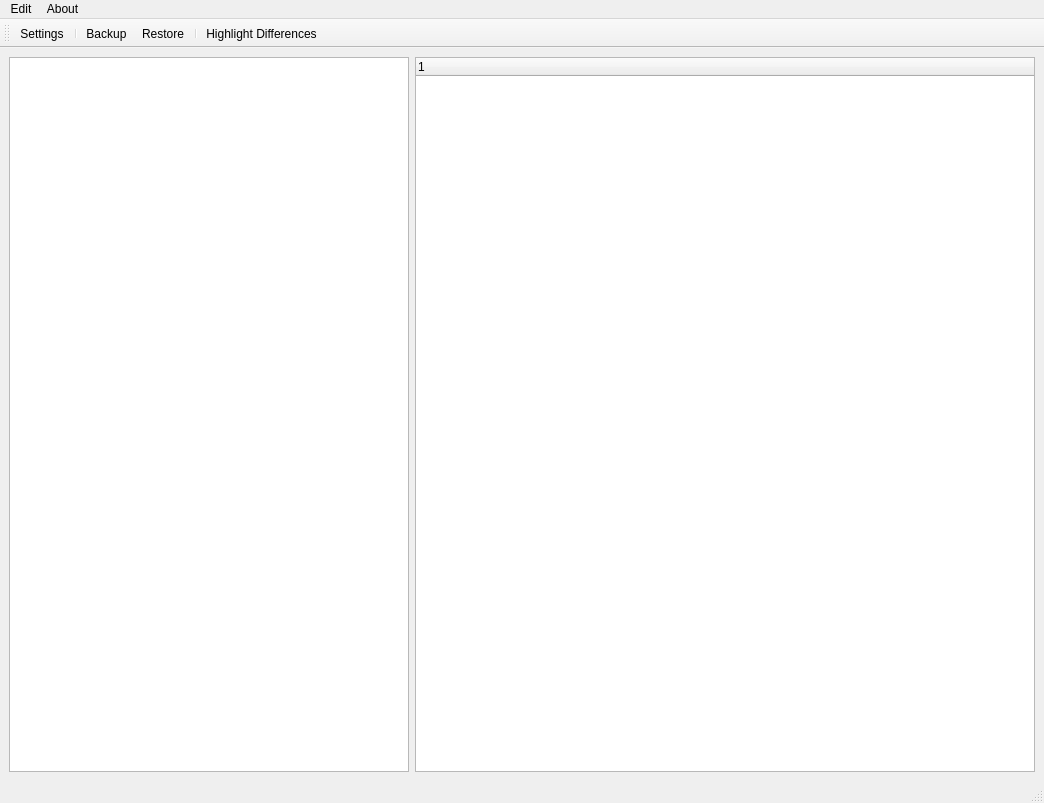
This is src/ui/mw.ui in simeonscheib/kyrian as Qt 5 draws it before an edit. The edited form follows.
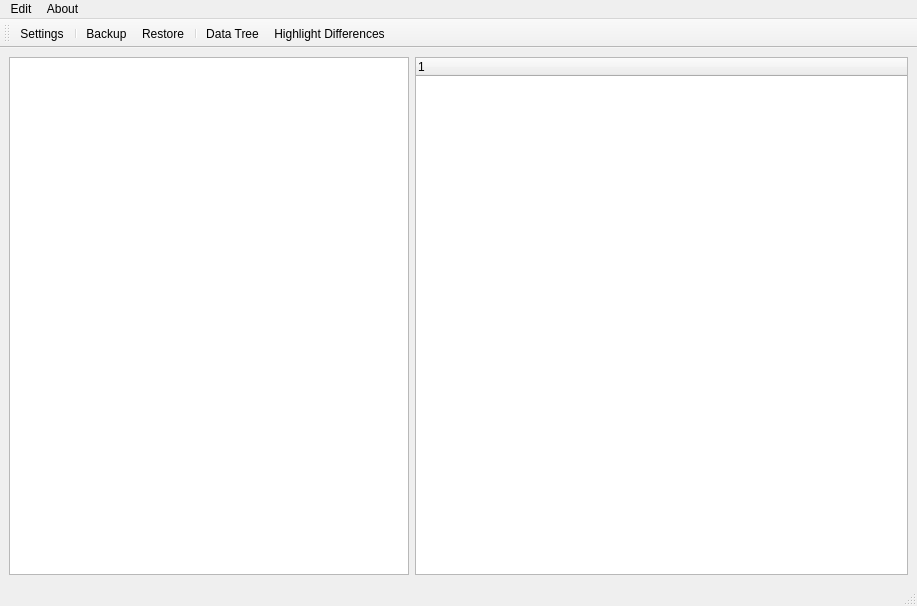
This is the edited form. Icons and pictures are not drawn.

Commit message: Improved tree creation. Introduced Tree cach

The edit to the form file:
```diff
--- a/src/ui/mw.ui
+++ b/src/ui/mw.ui
@@ -6,10 +6,16 @@
    <rect>
     <x>0</x>
     <y>0</y>
-    <width>1044</width>
-    <height>803</height>
+    <width>917</width>
+    <height>606</height>
    </rect>
   </property>
+  <property name="minimumSize">
+   <size>
+    <width>500</width>
+    <height>300</height>
+   </size>
+  </property>
   <property name="windowTitle">
    <string>MainWindow</string>
   </property>
@@ -54,7 +60,7 @@
     <rect>
      <x>0</x>
      <y>0</y>
-     <width>1044</width>
+     <width>917</width>
      <height>22</height>
     </rect>
    </property>
@@ -88,6 +94,7 @@
    <addaction name="actionBackup"/>
    <addaction name="actionRestore"/>
    <addaction name="separator"/>
+   <addaction name="actionData_Tree"/>
    <addaction name="actionHighlight_Differences"/>
   </widget>
   <action name="actionSettings">
@@ -128,6 +135,17 @@
     <string>Highlight differences between the source and the selected backup in the data-tree (may take some time)</string>
    </property>
   </action>
+  <action name="actionData_Tree">
+   <property name="checkable">
+    <bool>true</bool>
+   </property>
+   <property name="text">
+    <string>Data Tree</string>
+   </property>
+   <property name="toolTip">
+    <string>Show files in Backup as a tree. This may take some time for large Backups</string>
+   </property>
+  </action>
  </widget>
  <resources/>
  <connections/>
```
Left out of the diff: 13 changed lines with no effect on the pictures. The commit also changes 4 other files.
